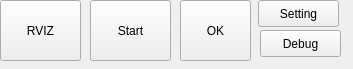
This is dragon_visualization/dragon_button/resource/button.ui in zz19930617/dragon_visualization as Qt 5 draws it before an edit. The edited form follows.
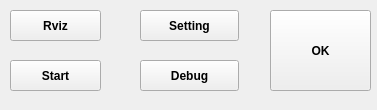
This is the edited form.

Commit message: change the font for big screen

```diff
--- a/dragon_visualization/dragon_button/resource/button.ui
+++ b/dragon_visualization/dragon_button/resource/button.ui
@@ -6,8 +6,8 @@
    <rect>
     <x>0</x>
     <y>0</y>
-    <width>353</width>
-    <height>69</height>
+    <width>377</width>
+    <height>110</height>
    </rect>
   </property>
   <property name="windowTitle">
@@ -16,12 +16,18 @@
   <widget class="QPushButton" name="pushButton_start">
    <property name="geometry">
     <rect>
-     <x>90</x>
-     <y>0</y>
-     <width>81</width>
-     <height>61</height>
+     <x>10</x>
+     <y>60</y>
+     <width>91</width>
+     <height>31</height>
     </rect>
    </property>
+   <property name="font">
+    <font>
+     <weight>75</weight>
+     <bold>true</bold>
+    </font>
+   </property>
    <property name="text">
     <string>Start</string>
    </property>
@@ -29,25 +35,37 @@
   <widget class="QPushButton" name="pushButton_rviz">
    <property name="geometry">
     <rect>
-     <x>0</x>
-     <y>0</y>
-     <width>81</width>
-     <height>61</height>
+     <x>10</x>
+     <y>10</y>
+     <width>91</width>
+     <height>31</height>
     </rect>
    </property>
+   <property name="font">
+    <font>
+     <weight>75</weight>
+     <bold>true</bold>
+    </font>
+   </property>
    <property name="text">
-    <string>RVIZ</string>
+    <string>Rviz</string>
    </property>
   </widget>
   <widget class="QPushButton" name="pushButton_3">
    <property name="geometry">
     <rect>
-     <x>260</x>
-     <y>30</y>
-     <width>81</width>
-     <height>27</height>
+     <x>140</x>
+     <y>60</y>
+     <width>99</width>
+     <height>31</height>
     </rect>
    </property>
+   <property name="font">
+    <font>
+     <weight>75</weight>
+     <bold>true</bold>
+    </font>
+   </property>
    <property name="text">
     <string>Debug</string>
    </property>
@@ -55,12 +73,18 @@
   <widget class="QPushButton" name="pushButton_4">
    <property name="geometry">
     <rect>
-     <x>258</x>
-     <y>0</y>
-     <width>81</width>
-     <height>27</height>
+     <x>140</x>
+     <y>10</y>
+     <width>99</width>
+     <height>31</height>
     </rect>
    </property>
+   <property name="font">
+    <font>
+     <weight>75</weight>
+     <bold>true</bold>
+    </font>
+   </property>
    <property name="text">
     <string>Setting</string>
    </property>
@@ -68,12 +92,18 @@
   <widget class="QPushButton" name="pushButton_5">
    <property name="geometry">
     <rect>
-     <x>180</x>
-     <y>0</y>
-     <width>71</width>
-     <height>61</height>
+     <x>270</x>
+     <y>10</y>
+     <width>101</width>
+     <height>81</height>
     </rect>
    </property>
+   <property name="font">
+    <font>
+     <weight>75</weight>
+     <bold>true</bold>
+    </font>
+   </property>
    <property name="text">
     <string>OK</string>
    </property>
```
Left out of the diff: 2 changed lines with no effect on the pictures. The commit also changes 200 other files.
